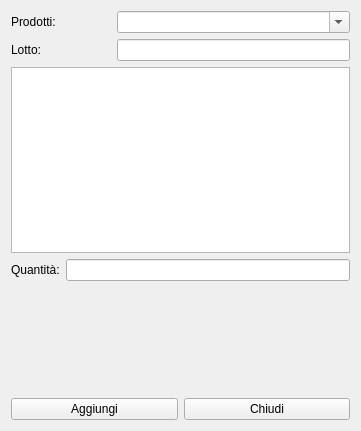
Qt form hchoose_lot_to_add.ui (fblabs/hamlet-mod-sancon) before a commit.
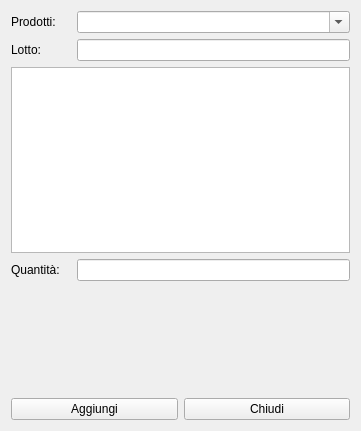
The same form after that commit. Icons and pictures are not drawn.

The edit to the form file:
```diff
--- a/hchoose_lot_to_add.ui
+++ b/hchoose_lot_to_add.ui
@@ -23,13 +23,13 @@
       <widget class="QLabel" name="label">
        <property name="minimumSize">
         <size>
-         <width>100</width>
+         <width>60</width>
          <height>0</height>
         </size>
        </property>
        <property name="maximumSize">
         <size>
-         <width>100</width>
+         <width>60</width>
          <height>16777215</height>
         </size>
        </property>
@@ -56,13 +56,13 @@
       <widget class="QLabel" name="label_3">
        <property name="minimumSize">
         <size>
-         <width>100</width>
+         <width>60</width>
          <height>0</height>
         </size>
        </property>
        <property name="maximumSize">
         <size>
-         <width>100</width>
+         <width>60</width>
          <height>16777215</height>
         </size>
        </property>
@@ -106,9 +106,15 @@
     <layout class="QHBoxLayout" name="horizontalLayout_3">
      <item>
       <widget class="QLabel" name="label_2">
+       <property name="minimumSize">
+        <size>
+         <width>60</width>
+         <height>0</height>
+        </size>
+       </property>
        <property name="maximumSize">
         <size>
-         <width>100</width>
+         <width>60</width>
          <height>16777215</height>
         </size>
        </property>
```
